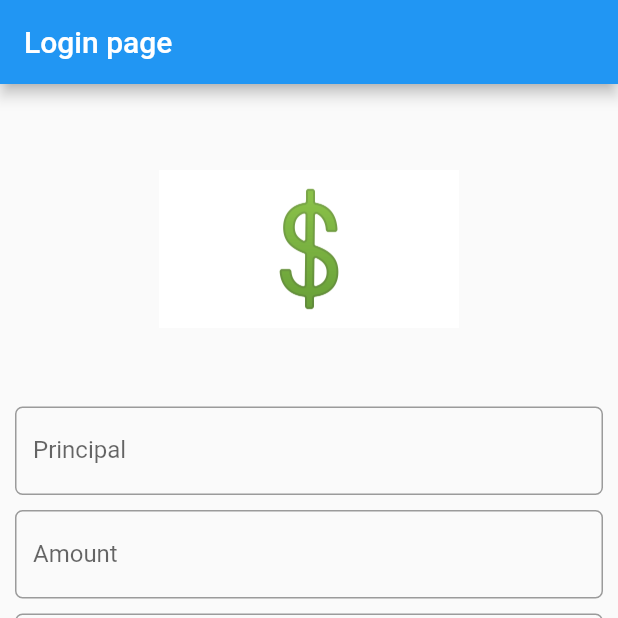
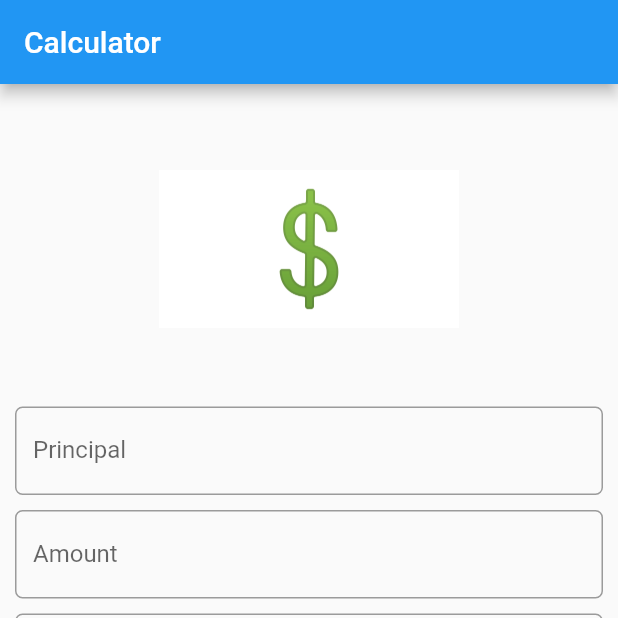
Before and after one commit to niteshrathore123/simple_Interest_calculator, a Flutter app: the screen it shows after launch, on a phone screen of 412 x 824 dp, the top half of it. Run offline on Flutter 3.47's test engine with Material 2 defaults, Android fonts, the phone set to English and light mode, and no system bars.

Commit message:
Update main.dart

```diff
--- a/lib/main.dart
+++ b/lib/main.dart
@@ -25,7 +25,7 @@ class _LoginState extends State<Login> {
   Widget build(BuildContext context) {
     return Scaffold(
         appBar: AppBar(
-          title: Text("Login page"),
+          title: Text("Calculator"),
         ),
         body: SingleChildScrollView(
             child: Form(
```
